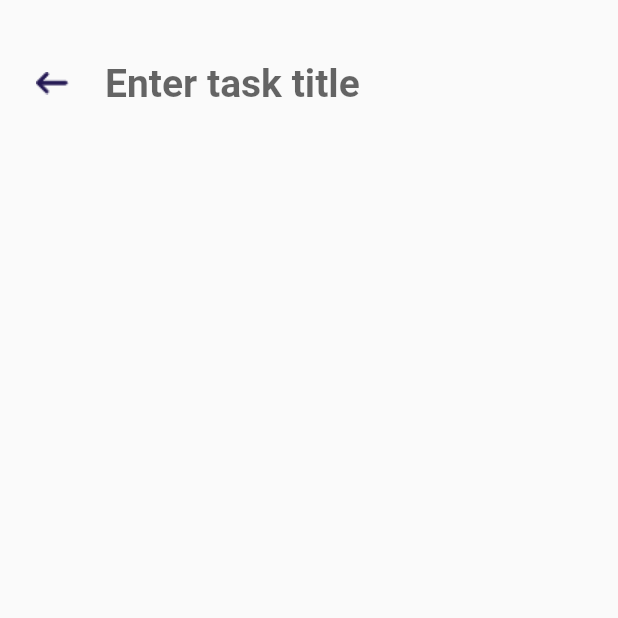
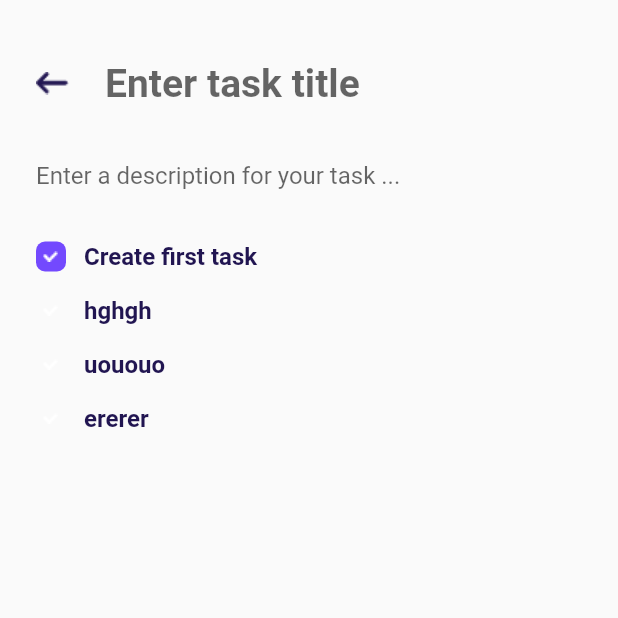
Before and after one commit to ferre0160/to-do-app, a Flutter app: the Taskpage screen opened directly, on a phone screen of 412 x 824 dp, the top half of it. Run offline on Flutter 3.47's test engine with Material 2 defaults, Android fonts, the phone set to English and light mode, and no system bars.

Commit message:
les 12-10

```diff
--- a/lib/screens/taskpage.dart
+++ b/lib/screens/taskpage.dart
@@ -1,4 +1,5 @@
 import 'package:flutter/material.dart';
+import 'package:todo_app/widgets.dart';
 
 class Taskpage extends StatefulWidget {
   const Taskpage({Key? key}) : super(key: key);
@@ -14,10 +15,12 @@ class _TaskpageState extends State<Taskpage> {
       body: SafeArea(
         child: Container(
             child: Column(
+          crossAxisAlignment: CrossAxisAlignment.start,
           children: [
             Padding(
-              padding: const EdgeInsets.symmetric(
-                vertical: 24,
+              padding: const EdgeInsets.only(
+                top: 24,
+                bottom: 6,
               ),
               child: Row(
                 children: [
@@ -45,7 +48,36 @@ class _TaskpageState extends State<Taskpage> {
                   ))
                 ],
               ),
-            )
+            ),
+            Padding(
+              padding: EdgeInsets.only(
+                bottom: 12,
+              ),
+              child: TextField(
+                decoration: InputDecoration(
+                    hintText: "Enter a description for your task ...",
+                    border: InputBorder.none,
+                    contentPadding: EdgeInsets.symmetric(
+                      horizontal: 24,
+                    )),
+              ),
+            ),
+            TodoWidget(
+              text: "Create first task",
+              isDone: true,
+            ),
+            TodoWidget(
+              text: "hghgh",
+              isDone: false,
+            ),
+            TodoWidget(
+              text: "uououo",
+              isDone: false,
+            ),
+            TodoWidget(
+              text: "ererer",
+              isDone: false,
+            ),
           ],
         )),
       ),
--- a/lib/widgets.dart
+++ b/lib/widgets.dart
@@ -37,3 +37,41 @@ class TaskCardWidget extends StatelessWidget {
         ));
   }
 }
+
+class TodoWidget extends StatelessWidget {
+  const TodoWidget({Key? key, required this.text, required this.isDone})
+      : super(key: key);
+
+  final String text;
+  final bool isDone;
+
+  @override
+  Widget build(BuildContext context) {
+    return Container(
+      padding: EdgeInsets.symmetric(
+        horizontal: 24,
+        vertical: 8,
+      ),
+      child: Row(
+        children: [
+          Container(
+            width: 20,
+            height: 20,
+            margin: EdgeInsets.only(right: 12),
+            decoration: BoxDecoration(
+                color: isDone ? Color(0xFF7349FE) : Colors.transparent,
+                borderRadius: BorderRadius.circular(6)),
+            child: Image(image: AssetImage('assets/check_icon.png')),
+          ),
+          Text(
+            text ?? "(To-Do Widget)",
+            style: TextStyle(
+                color: Color(0xFF211551),
+                fontSize: 16,
+                fontWeight: FontWeight.bold),
+          ),
+        ],
+      ),
+    );
+  }
+}
--- a/pubspec.yaml
+++ b/pubspec.yaml
@@ -62,6 +62,7 @@ flutter:
     - assets/logo.png
     - assets/add_icon.png
     - assets/back_arrow_icon.png
+    - assets/check_icon.png
 
   # An image asset can refer to one or more resolution-specific "variants", see
   # https://flutter.dev/assets-and-images/#resolution-aware.
```
